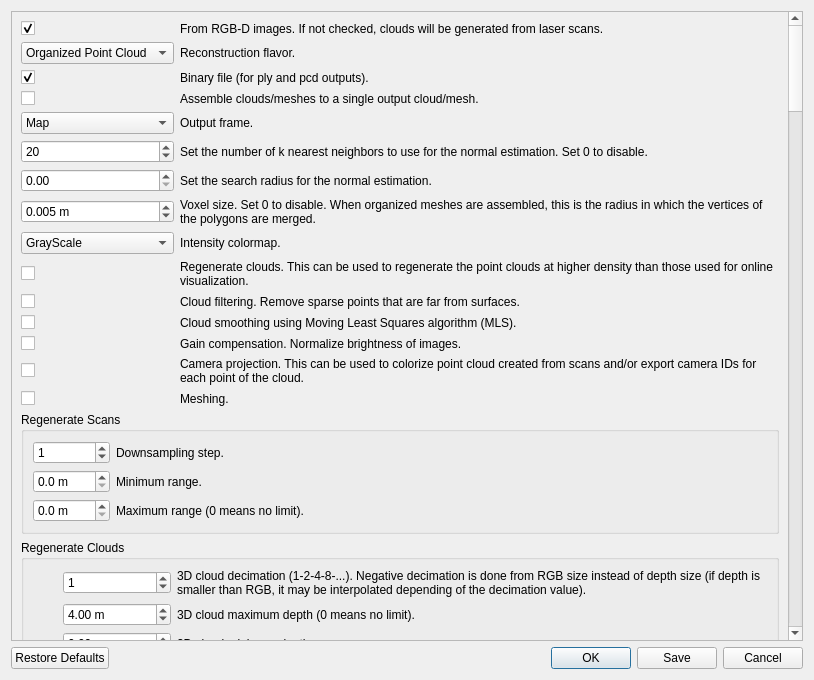
This is guilib/src/ui/exportCloudsDialog.ui in introlab/rtabmap as Qt 5 draws it before an edit. The edited form follows.
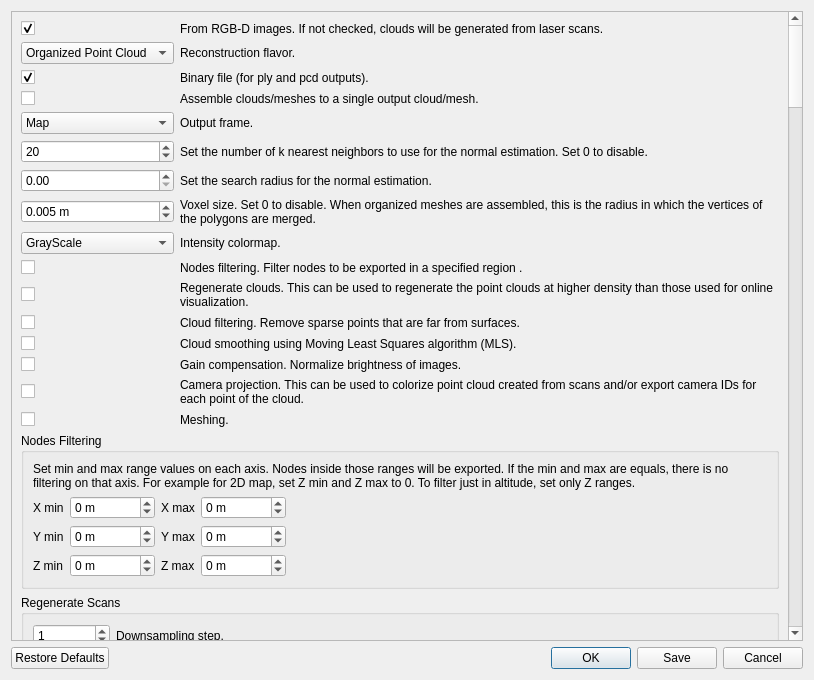
This is the edited form.

Commit message: Rtabmap::detectMoreLoopClosures: added clusterRadiusMin parameter and update optimized poses after each accepted loop closure (also in MainWindow) like in DbViewer. Added graph::computeMinMax(poses). OdometryInfo: added guess transform. Export: added min/max axis ranges to filter nodes before expoting clouds.

The edit to the form file:
```diff
--- a/guilib/src/ui/exportCloudsDialog.ui
+++ b/guilib/src/ui/exportCloudsDialog.ui
@@ -23,9 +23,9 @@
       <property name="geometry">
        <rect>
         <x>0</x>
-        <y>-584</y>
+        <y>-148</y>
         <width>780</width>
-        <height>5347</height>
+        <height>5569</height>
        </rect>
       </property>
       <layout class="QVBoxLayout" name="verticalLayout_13">
@@ -52,21 +52,21 @@
            </property>
           </widget>
          </item>
-         <item row="10" column="0">
-          <widget class="QCheckBox" name="checkBox_regenerate">
-           <property name="text">
-            <string/>
-           </property>
-          </widget>
-         </item>
          <item row="11" column="0">
+          <widget class="QCheckBox" name="checkBox_regenerate">
+           <property name="text">
+            <string/>
+           </property>
+          </widget>
+         </item>
+         <item row="12" column="0">
           <widget class="QCheckBox" name="checkBox_filtering">
            <property name="text">
             <string/>
            </property>
           </widget>
          </item>
-         <item row="10" column="1">
+         <item row="11" column="1">
           <widget class="QLabel" name="label_regenerate">
            <property name="text">
             <string>Regenerate clouds. This can be used to regenerate the point clouds at higher density than those used for online visualization.</string>
@@ -116,14 +116,14 @@
            </property>
           </widget>
          </item>
-         <item row="12" column="0">
+         <item row="13" column="0">
           <widget class="QCheckBox" name="checkBox_smoothing">
            <property name="text">
             <string/>
            </property>
           </widget>
          </item>
-         <item row="11" column="1">
+         <item row="12" column="1">
           <widget class="QLabel" name="label_binaryFile_9">
            <property name="text">
             <string>Cloud filtering. Remove sparse points that are far from surfaces.</string>
@@ -143,7 +143,7 @@
            </property>
           </widget>
          </item>
-         <item row="12" column="1">
+         <item row="13" column="1">
           <widget class="QLabel" name="label_smoothing">
            <property name="text">
             <string>Cloud smoothing using Moving Least Squares algorithm (MLS).</string>
@@ -289,7 +289,7 @@
            </item>
           </widget>
          </item>
-         <item row="13" column="1">
+         <item row="14" column="1">
           <widget class="QLabel" name="label_gainCompensation">
            <property name="text">
             <string>Gain compensation. Normalize brightness of images.</string>
@@ -299,7 +299,7 @@
            </property>
           </widget>
          </item>
-         <item row="14" column="1">
+         <item row="15" column="1">
           <widget class="QLabel" name="label_cameraProjection">
            <property name="text">
             <string>Camera projection. This can be used to colorize point cloud created from scans and/or export camera IDs for each point of the cloud.</string>
@@ -309,21 +309,21 @@
            </property>
           </widget>
          </item>
-         <item row="13" column="0">
-          <widget class="QCheckBox" name="checkBox_gainCompensation">
-           <property name="text">
-            <string/>
-           </property>
-          </widget>
-         </item>
          <item row="14" column="0">
+          <widget class="QCheckBox" name="checkBox_gainCompensation">
+           <property name="text">
+            <string/>
+           </property>
+          </widget>
+         </item>
+         <item row="15" column="0">
           <widget class="QCheckBox" name="checkBox_cameraProjection">
            <property name="text">
             <string/>
            </property>
           </widget>
          </item>
-         <item row="15" column="1">
+         <item row="16" column="1">
           <widget class="QLabel" name="label_binaryFile_12">
            <property name="text">
             <string>Meshing.</string>
@@ -333,15 +333,236 @@
            </property>
           </widget>
          </item>
-         <item row="15" column="0">
+         <item row="16" column="0">
           <widget class="QCheckBox" name="checkBox_meshing">
            <property name="text">
             <string/>
            </property>
           </widget>
          </item>
+         <item row="10" column="1">
+          <widget class="QLabel" name="label_binaryFile_10">
+           <property name="text">
+            <string>Nodes filtering. Filter nodes to be exported in a specified region .</string>
+           </property>
+           <property name="wordWrap">
+            <bool>true</bool>
+           </property>
+          </widget>
+         </item>
+         <item row="10" column="0">
+          <widget class="QCheckBox" name="checkBox_nodes_filtering">
+           <property name="text">
+            <string/>
+           </property>
+          </widget>
+         </item>
         </layout>
        </item>
+       <item>
+        <widget class="QGroupBox" name="groupBox_nodes_filtering">
+         <property name="title">
+          <string>Nodes Filtering</string>
+         </property>
+         <layout class="QVBoxLayout" name="verticalLayout_19">
+          <item>
+           <widget class="QLabel" name="label_114">
+            <property name="text">
+             <string>Set min and max range values on each axis. Nodes inside those ranges will be exported. If the min and max are equals, there is no filtering on that axis. For example for 2D map, set Z min and Z max to 0. To filter just in altitude, set only Z ranges.</string>
+            </property>
+            <property name="wordWrap">
+             <bool>true</bool>
+            </property>
+           </widget>
+          </item>
+          <item>
+           <layout class="QGridLayout" name="gridLayout_21">
+            <item row="0" column="2">
+             <widget class="QLabel" name="label_113">
+              <property name="text">
+               <string>X max</string>
+              </property>
+              <property name="wordWrap">
+               <bool>true</bool>
+              </property>
+             </widget>
+            </item>
+            <item row="1" column="0">
+             <widget class="QLabel" name="label_142">
+              <property name="toolTip">
+               <string>Length along X-Axis</string>
+              </property>
+              <property name="text">
+               <string>Y min</string>
+              </property>
+              <property name="wordWrap">
+               <bool>true</bool>
+              </property>
+             </widget>
+            </item>
+            <item row="1" column="1">
+             <widget class="QDoubleSpinBox" name="doubleSpinBox_nodes_filtering_ymin">
+              <property name="suffix">
+               <string> m</string>
+              </property>
+              <property name="decimals">
+               <number>0</number>
+              </property>
+              <property name="minimum">
+               <double>-9999999.000000000000000</double>
+              </property>
+              <property name="maximum">
+               <double>9999999.000000000000000</double>
+              </property>
+             </widget>
+            </item>
+            <item row="1" column="2">
+             <widget class="QLabel" name="label_115">
+              <property name="toolTip">
+               <string>Width along Y-Axis</string>
+              </property>
+              <property name="text">
+               <string>Y max</string>
+              </property>
+              <property name="wordWrap">
+               <bool>true</bool>
+              </property>
+             </widget>
+            </item>
+            <item row="2" column="0">
+             <widget class="QLabel" name="label_116">
+              <property name="toolTip">
+               <string>Height along Z-Axis</string>
+              </property>
+              <property name="text">
+               <string>Z min</string>
+              </property>
+              <property name="wordWrap">
+               <bool>true</bool>
+              </property>
+             </widget>
+            </item>
+            <item row="2" column="2">
+             <widget class="QLabel" name="label_119">
+              <property name="toolTip">
+               <string>Width along Y-Axis</string>
+              </property>
+              <property name="text">
+               <string>Z max</string>
+              </property>
+              <property name="wordWrap">
+               <bool>true</bool>
+              </property>
+             </widget>
+            </item>
+            <item row="0" column="0">
+             <widget class="QLabel" name="label_111">
+              <property name="text">
+               <string>X min</string>
+              </property>
+              <property name="wordWrap">
+               <bool>true</bool>
+              </property>
+             </widget>
+            </item>
+            <item row="1" column="4">
+             <spacer name="horizontalSpacer">
+              <property name="orientation">
+               <enum>Qt::Horizontal</enum>
+              </property>
+              <property name="sizeHint" stdset="0">
+               <size>
+                <width>40</width>
+                <height>20</height>
+               </size>
+              </property>
+             </spacer>
+            </item>
+            <item row="0" column="1">
+             <widget class="QDoubleSpinBox" name="doubleSpinBox_nodes_filtering_xmin">
+              <property name="suffix">
+               <string> m</string>
+              </property>
+              <property name="decimals">
+               <number>0</number>
+              </property>
+              <property name="minimum">
+               <double>-9999999.000000000000000</double>
+              </property>
+              <property name="maximum">
+               <double>9999999.000000000000000</double>
+              </property>
+             </widget>
+            </item>
+            <item row="0" column="3">
+             <widget class="QDoubleSpinBox" name="doubleSpinBox_nodes_filtering_xmax">
+              <property name="suffix">
+               <string> m</string>
+              </property>
+              <property name="decimals">
+               <number>0</number>
+              </property>
+              <property name="minimum">
+               <double>-9999999.000000000000000</double>
+              </property>
+              <property name="maximum">
+               <double>9999999.000000000000000</double>
+              </property>
+             </widget>
+            </item>
+            <item row="2" column="1">
+             <widget class="QDoubleSpinBox" name="doubleSpinBox_nodes_filtering_zmin">
+              <property name="suffix">
+               <string> m</string>
+              </property>
+              <property name="decimals">
+               <number>0</number>
+              </property>
+              <property name="minimum">
+               <double>-9999999.000000000000000</double>
+              </property>
+              <property name="maximum">
+               <double>9999999.000000000000000</double>
+              </property>
+             </widget>
+            </item>
+            <item row="1" column="3">
+             <widget class="QDoubleSpinBox" name="doubleSpinBox_nodes_filtering_ymax">
+              <property name="suffix">
+               <string> m</string>
+              </property>
+              <property name="decimals">
+               <number>0</number>
+              </property>
+              <property name="minimum">
+               <double>-9999999.000000000000000</double>
+              </property>
+              <property name="maximum">
+               <double>9999999.000000000000000</double>
+              </property>
+             </widget>
+            </item>
+            <item row="2" column="3">
+             <widget class="QDoubleSpinBox" name="doubleSpinBox_nodes_filtering_zmax">
+              <property name="suffix">
+               <string> m</string>
+              </property>
+              <property name="decimals">
+               <number>0</number>
+              </property>
+              <property name="minimum">
+               <double>-9999999.000000000000000</double>
+              </property>
+              <property name="maximum">
+               <double>9999999.000000000000000</double>
+              </property>
+             </widget>
+            </item>
+           </layout>
+          </item>
+         </layout>
+        </widget>
+       </item>
        <item>
         <widget class="QGroupBox" name="groupBox_regenerateScans">
          <property name="title">
```
The commit also changes 13 other files.
